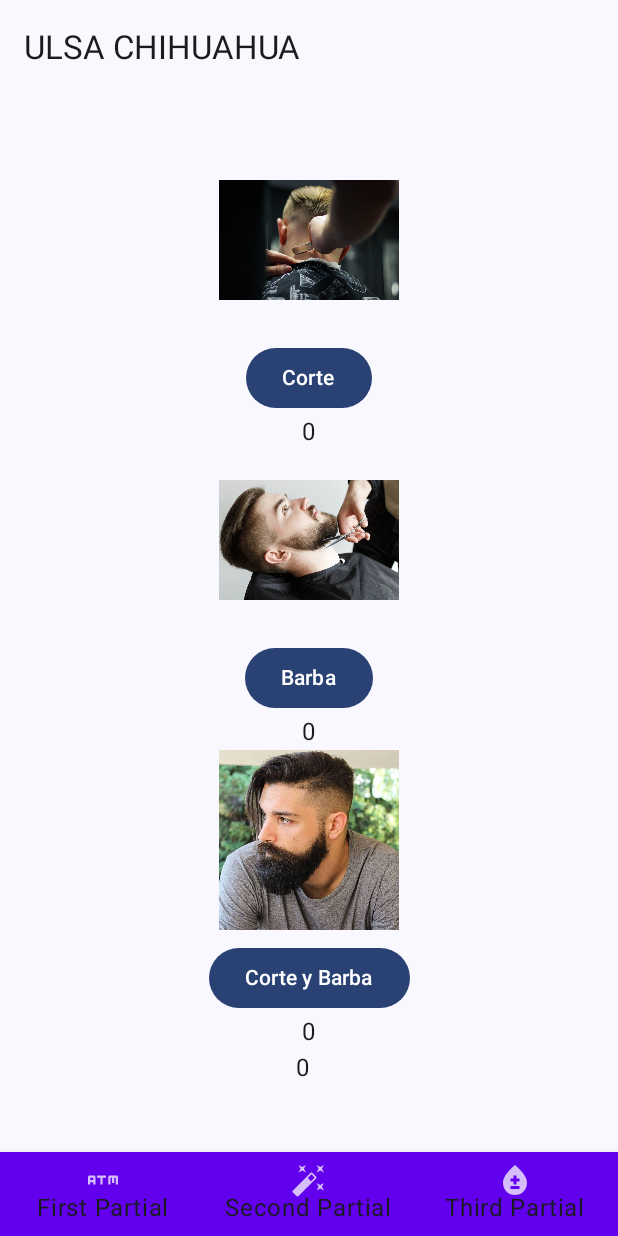
After one commit to Xiclez/moviles1android, an Android app built with Jetpack Compose: the BarberView screen opened through its navigation route, on a phone screen of 412 x 824 dp. The commit adds this screen. Run offline under Robolectric (Android 15) with nearby library versions, the light colour scheme and no system bars; our stand-ins replace livedata-compose.

Commit message:
Primer Examen Parcial 6614

```diff
--- a/PDM123/app/src/main/java/com/example/pdm123/MainActivity.kt
+++ b/PDM123/app/src/main/java/com/example/pdm123/MainActivity.kt
@@ -25,6 +25,10 @@ import androidx.navigation.compose.*
 import androidx.navigation.compose.composable
 import androidx.navigation.compose.currentBackStackEntryAsState
 import androidx.navigation.compose.rememberNavController
+import com.example.pdm123.ui.theme.ApplesView
+import com.example.pdm123.ui.theme.ApplesViewModel
+import com.example.pdm123.ui.theme.BarberView
+import com.example.pdm123.ui.theme.BarberViewModel
 import com.example.pdm123.ui.theme.CardsView
 import com.example.pdm123.ui.theme.CardsViewModel
 import com.example.pdm123.ui.theme.EvenOddView
@@ -99,6 +103,13 @@ fun NavigationHost(navController: NavHostController) {
             NumberComparatorView(viewModel = NumberComparatorViewModel())
         }
 
+        composable(NavRoutes.barber.route) {
+            BarberView(viewModel = BarberViewModel())
+        }
+        composable(NavRoutes.firstPartialTest.route) {
+            ApplesView(viewModel = ApplesViewModel())
+        }
+
     }
 }
 
--- a/PDM123/app/src/main/java/com/example/pdm123/NavRoutes.kt
+++ b/PDM123/app/src/main/java/com/example/pdm123/NavRoutes.kt
@@ -10,4 +10,6 @@ sealed class NavRoutes(val route: String) {
     object evenodd : NavRoutes("evenodd")
     object cards : NavRoutes("cards")
     object numComparator : NavRoutes("numComparator")
+    object barber : NavRoutes("barber")
+    object firstPartialTest : NavRoutes("firstTest")
 }
--- /dev/null
+++ b/PDM123/app/src/main/java/com/example/pdm123/ui/theme/BarberView.kt
@@ -0,0 +1,115 @@
+package com.example.pdm123.ui.theme
+
+import androidx.compose.foundation.Image
+import androidx.compose.foundation.layout.Arrangement
+import androidx.compose.foundation.layout.Column
+import androidx.compose.foundation.layout.Row
+import androidx.compose.foundation.layout.Spacer
+import androidx.compose.foundation.layout.fillMaxSize
+import androidx.compose.foundation.layout.fillMaxWidth
+import androidx.compose.foundation.layout.height
+import androidx.compose.foundation.layout.size
+import androidx.compose.foundation.layout.width
+import androidx.compose.foundation.rememberScrollState
+import androidx.compose.foundation.verticalScroll
+import androidx.compose.material3.Button
+import androidx.compose.material3.Text
+import androidx.compose.material3.TextField
+import androidx.compose.runtime.Composable
+import androidx.compose.runtime.getValue
+import androidx.compose.runtime.livedata.observeAsState
+import androidx.compose.runtime.mutableStateOf
+import androidx.compose.runtime.remember
+import androidx.compose.ui.Alignment
+import androidx.compose.ui.Modifier
+import androidx.compose.ui.res.painterResource
+import androidx.compose.ui.unit.dp
+import androidx.lifecycle.MutableLiveData
+import com.example.pdm123.R
+@Composable
+fun BarberView(viewModel: BarberViewModel) {
+    val cutResult by viewModel.getCutCount().observeAsState(0)
+    val beardResult by viewModel.getBeardCount().observeAsState(0)
+    val cnbResult by viewModel.getCutAndBeard().observeAsState(0)
+    val totalResult by viewModel.getTotal().observeAsState(0)
+    Column(
+        modifier = Modifier
+            .fillMaxSize()
+            .verticalScroll(rememberScrollState()),
+        verticalArrangement = Arrangement.Center
+    ) {
+        Row(
+            modifier = Modifier.fillMaxWidth(),
+            horizontalArrangement = Arrangement.SpaceEvenly,
+        ) {
+            Column(
+                modifier = Modifier.weight(1f),
+                horizontalAlignment = Alignment.CenterHorizontally,
+                verticalArrangement = Arrangement.Center
+            ) {
+                Image(
+                    painter = painterResource(id = R.drawable.corte),
+                    contentDescription = "Barber",
+                    modifier = Modifier.size(120.dp)
+                )
+                Spacer(modifier = Modifier.height(8.dp))
+                Button(onClick = { viewModel.addCut() }) {
+                    Text(text = "Corte")
+                }
+                Text(text = "${cutResult}")
+            }
+        }
+
+        Row(
+            modifier = Modifier.fillMaxWidth(),
+            horizontalArrangement = Arrangement.SpaceEvenly,
+        ) {
+            Column(
+                modifier = Modifier.weight(1f),
+                horizontalAlignment = Alignment.CenterHorizontally,
+                verticalArrangement = Arrangement.Center
+            ) {
+                Image(
+                    painter = painterResource(id = R.drawable.barba),
+                    contentDescription = "Barber",
+                    modifier = Modifier.size(120.dp)
+                )
+                Spacer(modifier = Modifier.height(8.dp))
+                Button(onClick = { viewModel.addBeard() }) {
+                    Text(text = "Barba")
+                }
+                Text(text = "${beardResult}")
+            }
+        }
+
+        Row(
+            modifier = Modifier.fillMaxWidth(),
+            horizontalArrangement = Arrangement.SpaceEvenly,
+        ) {
+            Column(
+                modifier = Modifier.weight(1f),
+                horizontalAlignment = Alignment.CenterHorizontally,
+                verticalArrangement = Arrangement.Center
+            ) {
+                Image(
+                    painter = painterResource(id = R.drawable.barba_pelo),
+                    contentDescription = "Barber",
+                    modifier = Modifier.size(120.dp)
+                )
+                Spacer(modifier = Modifier.height(8.dp))
+                Button(onClick = { viewModel.addCutnBeard() }) {
+                    Text(text = "Corte y Barba")
+                }
+                Text(text = "${cnbResult}")
+            }
+        }
+
+        Row(
+            modifier = Modifier.fillMaxWidth(),
+            horizontalArrangement = Arrangement.Center
+        ) {
+            Text(text = "${totalResult}")
+            Spacer(modifier = Modifier.width(8.dp))
+        }
+    }
+}
--- /dev/null
+++ b/PDM123/app/src/main/java/com/example/pdm123/ui/theme/BarberViewModel.kt
@@ -0,0 +1,44 @@
+package com.example.pdm123.ui.theme
+
+import androidx.lifecycle.LiveData
+import androidx.lifecycle.MutableLiveData
+import androidx.lifecycle.ViewModel
+class BarberViewModel : ViewModel() {
+
+    val countCut = MutableLiveData(0)
+    val countBeard = MutableLiveData(0)
+    val countCnB = MutableLiveData(0)
+    val total = MutableLiveData(0)
+
+    fun getCutCount(): LiveData<Int> = countCut
+    fun getBeardCount(): LiveData<Int> = countBeard
+    fun getCutAndBeard(): LiveData<Int> = countCnB
+    fun getTotal(): LiveData<Int> = total
+
+    fun addCut() {
+        val currentCut = countCut.value ?: 0
+        countCut.value = currentCut + 1
+        calculateTotal()
+    }
+
+    fun addBeard() {
+        val currentBeard = countBeard.value ?: 0
+        countBeard.value = currentBeard + 1
+        calculateTotal()
+    }
+
+    fun addCutnBeard() {
+        val currentCnB = countCnB.value ?: 0
+        countCnB.value = currentCnB + 1
+        calculateTotal()
+    }
+
+    private fun calculateTotal() {
+        val cutCost = (countCut.value ?: 0) * 150
+        val beardCost = (countBeard.value ?: 0) * 250
+        val cnbCost = (countCnB.value ?: 0) * 500
+
+        val totalCost = cutCost + beardCost + cnbCost
+        total.value = totalCost
+    }
+}
--- a/PDM123/app/src/main/java/com/example/pdm123/ui/theme/FirstPartialView.kt
+++ b/PDM123/app/src/main/java/com/example/pdm123/ui/theme/FirstPartialView.kt
@@ -29,12 +29,20 @@ fun FirstPartialView(navController: NavController) {
             Text(text = stringResource(id = R.string.even_or_odd))
         }
         Button(onClick = { navController.navigate(route = "cards") }) {
-            Text(text = stringResource(id =R.string.cards))
+            Text(text = stringResource(id = R.string.cards))
 
         }
         Button(onClick = { navController.navigate(route = "numComparator") }) {
-            Text(text = stringResource(id =R.string.comparator))
+            Text(text = stringResource(id = R.string.comparator))
 
+        }
+
+        Button(onClick = { navController.navigate(route = "barber") }) {
+            Text(text = "Barber")
+
+        }
+        Button(onClick = { navController.navigate(route = "firstTest") }) {
+            Text(text = "Primer Parcial")
         }
     }
 }
```
Also changed, not shown: PDM123/app/src/main/java/com/example/pdm123/ui/theme/FirstPartialTestView.kt (added, +191 -0 lines), PDM123/app/src/main/java/com/example/pdm123/ui/theme/FirstPartialTestViewModel.kt (added, +103 -0 lines), PDM123/app/src/main/res/drawable/barba.jpg (added), PDM123/app/src/main/res/drawable/barba_pelo.jpg (added), PDM123/app/src/main/res/drawable/corte.jpg (added), PDM123/app/src/main/res/drawable/manzana.jpeg (added), PDM123/app/src/main/res/drawable/rejas_manzanas.jpeg (added).
